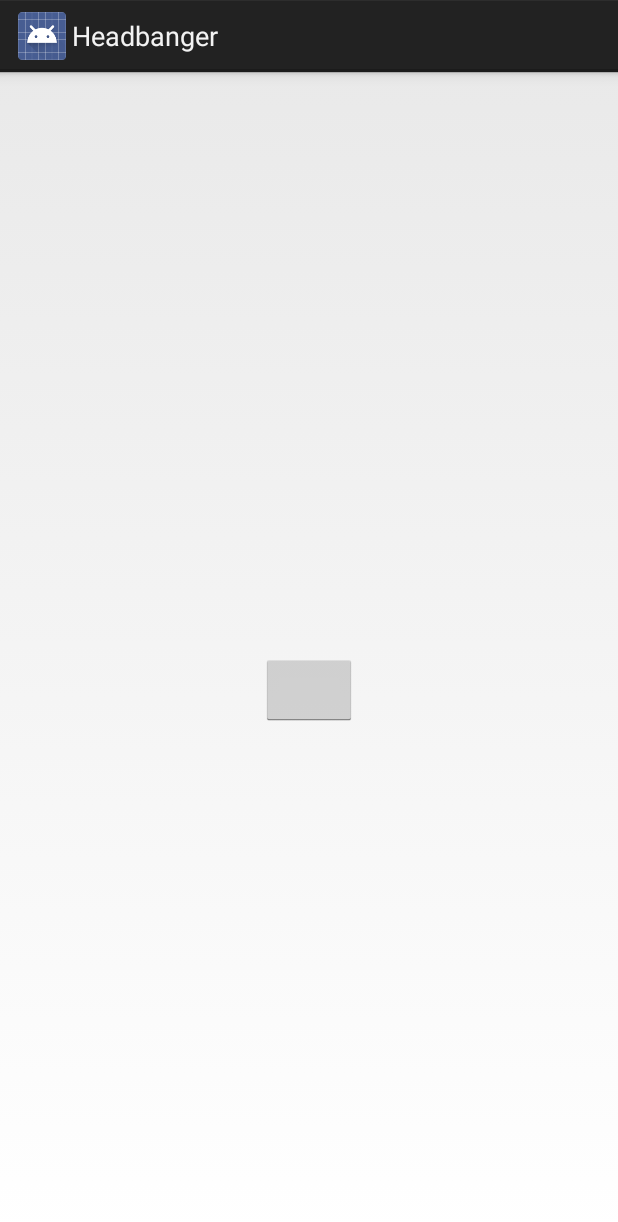
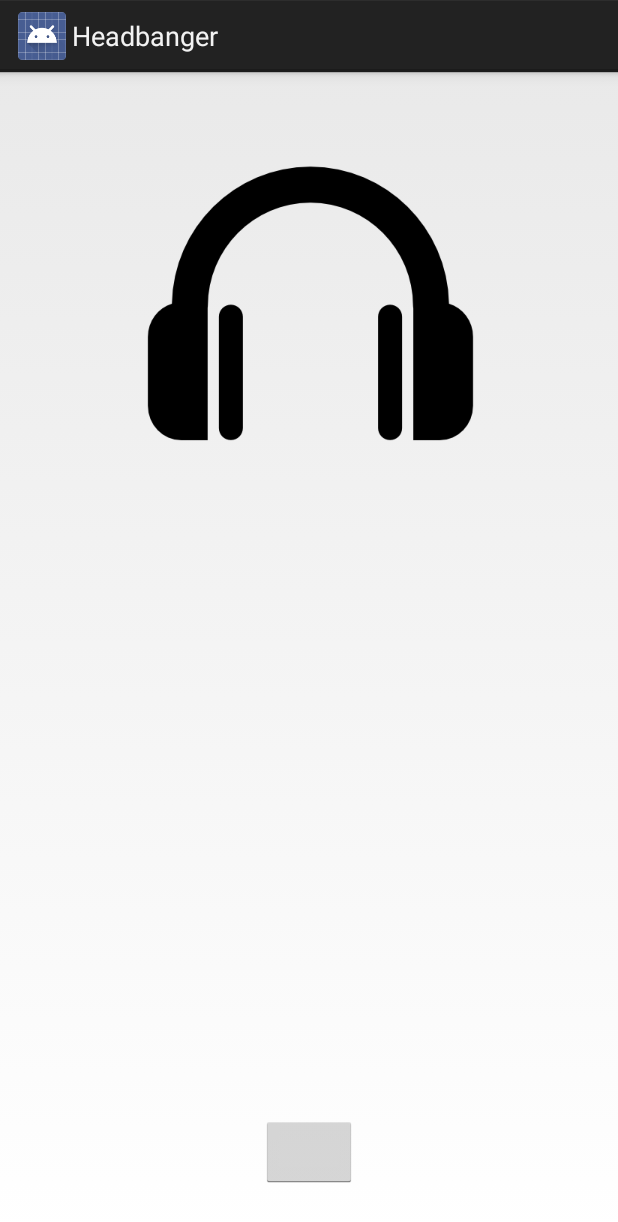
Before and after one commit to patrick478/Headbanger, an Android app: the screen it shows after launch (LoginActivity), on a phone screen of 412 x 824 dp. Shown: the top 1222 px of the screen. Run offline under Robolectric (Android 15) with nearby library versions, the light colour scheme and no system bars; our stand-ins replace ButterKnife; plain views replace LoginButton.

Commit message:
Added a login icon to x-hdpi devices only (headphone.png) - should run on Nexus and Galaxy devices

```diff
--- a/app/src/main/java/mddn/swen/headbanger/activity/LoginActivity.java
+++ b/app/src/main/java/mddn/swen/headbanger/activity/LoginActivity.java
@@ -3,6 +3,7 @@ package mddn.swen.headbanger.activity;
 import android.app.Activity;
 import android.app.Fragment;
 import android.os.Bundle;
+import android.util.Log;
 import android.view.LayoutInflater;
 import android.view.Menu;
 import android.view.MenuItem;
@@ -10,53 +11,23 @@ import android.view.View;
 import android.view.ViewGroup;
 
 import mddn.swen.headbanger.R;
+import mddn.swen.headbanger.fragment.DeviceSelectorFragment;
+import mddn.swen.headbanger.fragment.LoginFragment;
 
 public class LoginActivity extends Activity {
+
+    /**
+     * The selector fragment
+     */
+    LoginFragment loginFragment;
 
     @Override
     protected void onCreate(Bundle savedInstanceState) {
         super.onCreate(savedInstanceState);
         setContentView(R.layout.activity_login);
         if (savedInstanceState == null) {
-            getFragmentManager().beginTransaction()
-                    .add(R.id.container, new PlaceholderFragment())
-                    .commit();
-        }
-    }
-
-
-    @Override
-    public boolean onCreateOptionsMenu(Menu menu) {
-        // Inflate the menu; this adds items to the action bar if it is present.
-//        getMenuInflater().inflate(R.menu.login, menu);
-        return true;
-    }
-
-    @Override
-    public boolean onOptionsItemSelected(MenuItem item) {
-        // Handle action bar item clicks here. The action bar will
-        // automatically handle clicks on the Home/Up button, so long
-        // as you specify a parent activity in AndroidManifest.xml.
-        int id = item.getItemId();
-//        if (id == R.id.action_settings) {
-//            return true;
-//        }
-        return super.onOptionsItemSelected(item);
-    }
-
-    /**
-     * A placeholder fragment containing a simple view.
-     */
-    public static class PlaceholderFragment extends Fragment {
-
-        public PlaceholderFragment() {
-        }
-
-        @Override
-        public View onCreateView(LayoutInflater inflater, ViewGroup container,
-                Bundle savedInstanceState) {
-            View rootView = inflater.inflate(R.layout.fragment_login, container, false);
-            return rootView;
+            loginFragment = (LoginFragment) getFragmentManager()
+                    .findFragmentById(R.id.fragment_login);
         }
     }
 }
--- a/app/src/main/java/mddn/swen/headbanger/activity/RootActivity.java
+++ b/app/src/main/java/mddn/swen/headbanger/activity/RootActivity.java
@@ -30,8 +30,10 @@ public class RootActivity extends Activity {
     protected void onCreate(Bundle savedInstanceState) {
         super.onCreate(savedInstanceState);
         setContentView(R.layout.activity_root);
-        deviceSelectorFragment = (DeviceSelectorFragment) getFragmentManager()
-                .findFragmentById(R.id.device_selector_fragment);
+        if (savedInstanceState == null) {
+            deviceSelectorFragment = (DeviceSelectorFragment) getFragmentManager()
+                    .findFragmentById(R.id.fragment_device_selector);
+        }
         startBluetooth();
     }
 
--- /dev/null
+++ b/app/src/main/java/mddn/swen/headbanger/fragment/LoginFragment.java
@@ -0,0 +1,40 @@
+package mddn.swen.headbanger.fragment;
+
+import android.app.Activity;
+import android.graphics.Color;
+import android.net.Uri;
+import android.os.Bundle;
+import android.app.Fragment;
+import android.view.LayoutInflater;
+import android.view.View;
+import android.view.ViewGroup;
+import android.widget.ImageView;
+import android.widget.ListView;
+import android.widget.TextView;
+
+import butterknife.ButterKnife;
+import butterknife.InjectView;
+import mddn.swen.headbanger.R;
+
+public class LoginFragment extends Fragment {
+
+    /**
+     * Reference the image view
+     */
+    @InjectView(R.id.headbanger_login_icon)
+    ImageView headbangerIcon;
+
+    @Override
+    public View onCreateView(LayoutInflater inflater, ViewGroup container, Bundle savedInstanceState) {
+        View view = inflater.inflate(R.layout.fragment_login, container, false);
+        ButterKnife.inject(this, view);
+        headbangerIcon.setLayerType(View.LAYER_TYPE_SOFTWARE, null);
+        return view;
+    }
+
+    @Override
+    public void onDestroyView() {
+        super.onDestroyView();
+        ButterKnife.reset(this);
+    }
+}
--- a/app/src/main/res/layout/activity_login.xml
+++ b/app/src/main/res/layout/activity_login.xml
@@ -1,7 +1,10 @@
 <FrameLayout xmlns:android="http://schemas.android.com/apk/res/android"
-    xmlns:tools="http://schemas.android.com/tools"
-    android:id="@+id/container"
     android:layout_width="match_parent"
-    android:layout_height="match_parent"
-    tools:context="mddn.swen.headbanger.activity.LoginActivity"
-    tools:ignore="MergeRootFrame" />
+    android:layout_height="match_parent">
+
+    <fragment android:id="@+id/fragment_login"
+        android:layout_width="match_parent"
+        android:layout_height="match_parent"
+        android:name="mddn.swen.headbanger.fragment.LoginFragment" />
+
+</FrameLayout>
--- a/app/src/main/res/layout/activity_root.xml
+++ b/app/src/main/res/layout/activity_root.xml
@@ -8,7 +8,7 @@
     android:paddingBottom="@dimen/activity_vertical_margin"
     tools:context=".RootActivity">
 
-    <fragment android:id="@+id/device_selector_fragment"
+    <fragment android:id="@+id/fragment_device_selector"
         android:layout_width="match_parent"
         android:layout_height="match_parent"
         android:name="mddn.swen.headbanger.fragment.DeviceSelectorFragment" />
--- a/app/src/main/res/layout/fragment_login.xml
+++ b/app/src/main/res/layout/fragment_login.xml
@@ -11,17 +11,17 @@
         android:layout_width="wrap_content"
         android:layout_height="wrap_content"
         android:id="@+id/headbanger_login_icon"
-        android:layout_centerVertical="true"
+        android:src="@drawable/headphone"
+        android:layout_marginTop="@dimen/activity_vertical_margin"
         android:layout_centerHorizontal="true" />
 
     <com.facebook.widget.LoginButton
         android:id="@+id/authButton"
-        android:src="@drawable/headphone"
         android:layout_width="wrap_content"
         android:layout_height="wrap_content"
         android:layout_gravity="center_horizontal"
-        android:layout_centerHorizontal="true"
-        android:layout_below="@+id/headbanger_login_icon"
-        />
+        android:layout_alignParentBottom="true"
+        android:layout_marginBottom="@dimen/activity_vertical_margin"
+        android:layout_centerHorizontal="true" />
 
 </RelativeLayout>
--- a/app/src/main/res/values/dimens.xml
+++ b/app/src/main/res/values/dimens.xml
@@ -3,7 +3,9 @@
     <dimen name="activity_horizontal_margin">16dp</dimen>
     <dimen name="activity_vertical_margin">16dp</dimen>
 
-    <!--Default bar buttons-->
+    <!--Default bar button size-->
     <dimen name="button_bar_height">44dp</dimen>
 
+    <dimen name="headphone_offset">100dp</dimen>
+
 </resources>
--- a/app/src/main/res/values/strings.xml
+++ b/app/src/main/res/values/strings.xml
@@ -3,5 +3,6 @@
 
     <string name="app_name">Headbanger</string>
     <string name="app_id">720299018049868</string>
+    <string name="hello_blank_fragment">Hello blank fragment</string>
 
 </resources>
```
Also changed, not shown: app/src/main/res/drawable-hdpi/headphone.svg (deleted), app/src/main/res/drawable-xhdpi/headphone.png (added).
